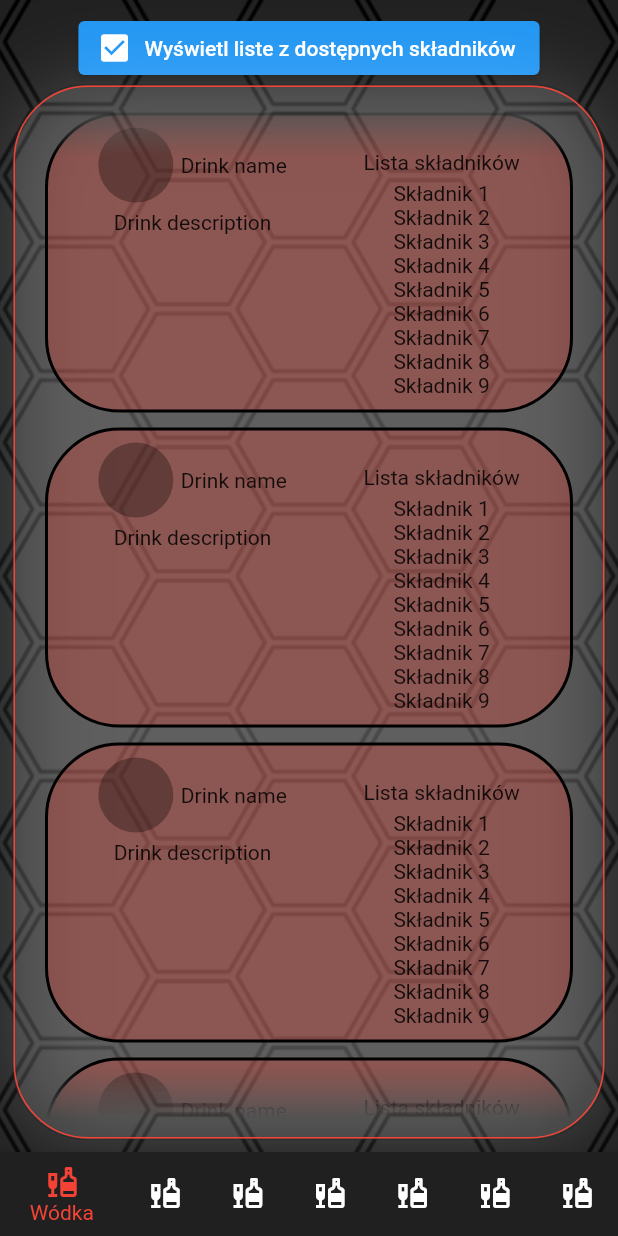
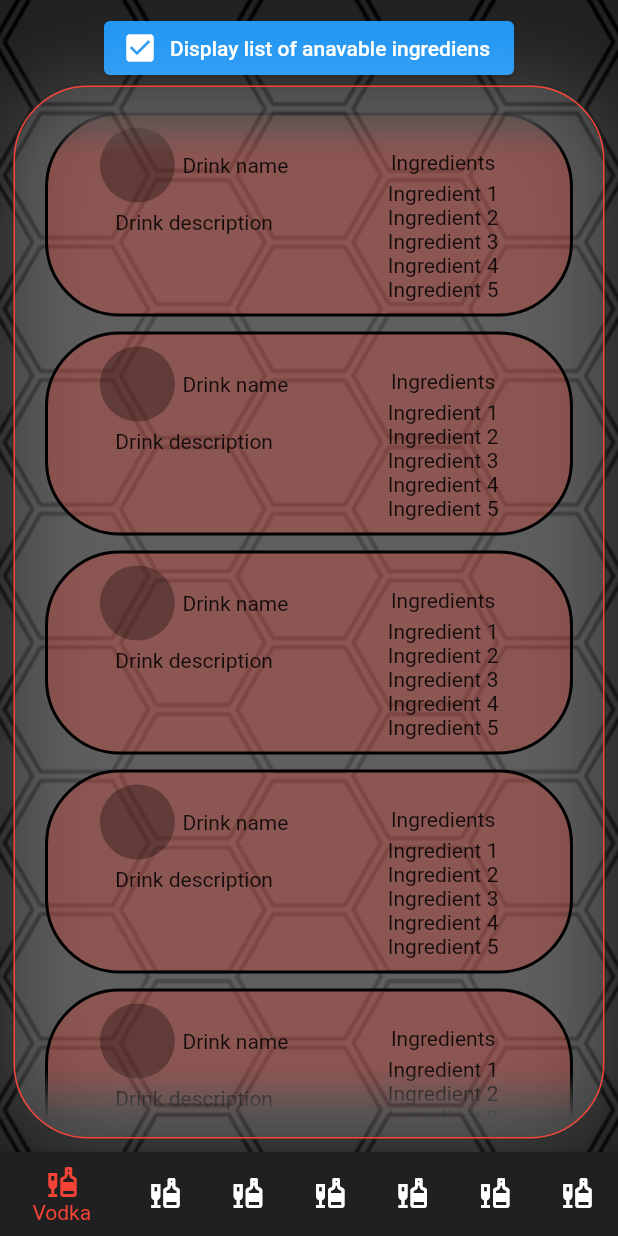
Before and after one commit to dariuszkubica/party_potion, a Flutter app: the screen it shows after launch, after a tap on "COCKTAILS", on a phone screen of 412 x 824 dp. Run offline on Flutter 3.47's test engine with Material 2 defaults, Android fonts, the phone set to English and light mode, and no system bars; our stand-ins replace bloc, cloud_firestore, device_preview, dio, firebase_auth, firebase_core and 1 more; accounts and stored records are empty.

Commit message:
Change app language to English

```diff
--- a/lib/common_widgets/cocktail_windows_small.dart
+++ b/lib/common_widgets/cocktail_windows_small.dart
@@ -57,21 +57,17 @@ class CocktailWindowSmall extends StatelessWidget {
                 Column(
                   children: [
                     const SizedBox(height: 15),
-                    const Text('Lista składników'),
+                    const Text('Ingredients'),
                     const SizedBox(height: 5),
                     SizedBox(
                       width: 100,
                       child: Column(
                         children: const [
-                          Text('Składnik 1'),
-                          Text('Składnik 2'),
-                          Text('Składnik 3'),
-                          Text('Składnik 4'),
-                          Text('Składnik 5'),
-                          Text('Składnik 6'),
-                          Text('Składnik 7'),
-                          Text('Składnik 8'),
-                          Text('Składnik 9'),
+                          Text('Ingredient 1'),
+                          Text('Ingredient 2'),
+                          Text('Ingredient 3'),
+                          Text('Ingredient 4'),
+                          Text('Ingredient 5'),
                         ],
                       ),
                     )
--- a/lib/features/account/about/about_page.dart
+++ b/lib/features/account/about/about_page.dart
@@ -13,7 +13,7 @@ class About extends StatelessWidget {
         mainAxisAlignment: MainAxisAlignment.center,
         children: [
           const Text(
-            'Aplikacja Stworzona przez:',
+            'App created by:',
             style: TextStyle(
               color: Colors.white,
               fontSize: 20,
--- a/lib/features/account/account_page.dart
+++ b/lib/features/account/account_page.dart
@@ -44,7 +44,7 @@ class Account extends StatelessWidget {
                   size: 16,
                 ),
                 label: Text(
-                  'Wyloguj || Zalogowany jako: $user',
+                  'Logout || Logged by: $user',
                   style: const TextStyle(fontSize: 12),
                 ),
                 onPressed: () {
@@ -58,7 +58,7 @@ class Account extends StatelessWidget {
             child: Column(
               children: [
                 AppMainButtonStyle(
-                  text: 'Lista alkoholi',
+                  text: 'Alcohol list',
                   onPressed: () {
                     Navigator.of(context).push(MaterialPageRoute(
                         builder: (_) => const AlcoholsList()));
@@ -68,7 +68,7 @@ class Account extends StatelessWidget {
                 const SizedBox(height: 10), //SPACER
                 //------------------------------------------------------------------------------
                 AppMainButtonStyle(
-                  text: 'Lista znajomych',
+                  text: 'Friends list',
                   onPressed: () {
                     Navigator.of(context)
                         .push(MaterialPageRoute(builder: (_) => FriendsList()));
@@ -78,7 +78,7 @@ class Account extends StatelessWidget {
                 const SizedBox(height: 10), //SPACER
                 //------------------------------------------------------------------------------
                 AppMainButtonStyle(
-                  text: 'Zmiana hasła',
+                  text: 'Change password',
                   onPressed: () {
                     Navigator.of(context).push(MaterialPageRoute(
                         builder: (_) => const ChangePassword()));
@@ -98,7 +98,7 @@ class Account extends StatelessWidget {
             ),
           ),
           AppMainButtonStyle(
-            text: 'O programie',
+            text: 'About',
             onPressed: () {
               Navigator.of(context)
                   .push(MaterialPageRoute(builder: (_) => const About()));
--- a/lib/features/account/alcohol/alcohol_list_page.dart
+++ b/lib/features/account/alcohol/alcohol_list_page.dart
@@ -50,9 +50,9 @@ class _AlcoholsListState extends State<AlcoholsList> {
               tileColor: Colors.white10,
             ),
             CheckboxListTile(
-              title: const Text('Wódka',
+              title: const Text('Vodka',
                   style: TextStyle(fontSize: 20, color: Colors.white)),
-              subtitle: const Text('Wódka',
+              subtitle: const Text('Vodka',
                   style: TextStyle(fontSize: 12, color: Colors.white)),
               secondary: const Icon(
                 Icons.local_drink_sharp,
@@ -134,9 +134,9 @@ class _AlcoholsListState extends State<AlcoholsList> {
               tileColor: Colors.white10,
             ),
             CheckboxListTile(
-              title: const Text('Wino',
+              title: const Text('Vine',
                   style: TextStyle(fontSize: 20, color: Colors.white)),
-              subtitle: const Text('Wino',
+              subtitle: const Text('Vine',
                   style: TextStyle(fontSize: 12, color: Colors.white)),
               secondary: const Icon(
                 Icons.local_drink_sharp,
--- a/lib/features/cocktail/cocktails_page.dart
+++ b/lib/features/cocktail/cocktails_page.dart
@@ -48,7 +48,7 @@ class _CocktailsState extends State<CocktailsPage> {
               ElevatedButton.icon(
                   onPressed: () {},
                   icon: const Icon(Icons.check_box),
-                  label: const Text('Wyświetl liste z dostępnych składników')),
+                  label: const Text('Display list of anavable ingrediens')),
               Expanded(
                 child: Container(
                   decoration: BoxDecoration(
@@ -82,7 +82,7 @@ class _CocktailsState extends State<CocktailsPage> {
         items: const <BottomNavigationBarItem>[
           BottomNavigationBarItem(
             icon: Icon(Icons.liquor),
-            label: 'Wódka',
+            label: 'Vodka',
             backgroundColor: Color(0xFF202020),
           ),
           BottomNavigationBarItem(
@@ -112,7 +112,7 @@ class _CocktailsState extends State<CocktailsPage> {
           ),
           BottomNavigationBarItem(
             icon: Icon(Icons.liquor),
-            label: 'Wino',
+            label: 'Vine',
             backgroundColor: Color(0xFF202020),
           ),
         ],
--- a/lib/features/cocktail/details/cocktail_window_details.dart
+++ b/lib/features/cocktail/details/cocktail_window_details.dart
@@ -88,49 +88,49 @@ class CocktailWindowDetails extends StatelessWidget {
                                       Column(
                                         children: const [
                                           Text(
-                                            'Lista składników:',
+                                            'Ingriedents:',
                                             style: TextStyle(
                                                 color: Colors.red,
                                                 fontSize: 16),
                                           ),
                                           SizedBox(height: 5),
                                           Text(
-                                            'Składnik 1',
+                                            'Ingriedent 1',
                                             style:
                                                 TextStyle(color: Colors.white),
                                           ),
                                           Text(
-                                            'Składnik 2',
+                                            'Ingriedent 2',
                                             style:
                                                 TextStyle(color: Colors.white),
                                           ),
                                           Text(
-                                            'Składnik 3',
+                                            'Ingriedent 3',
                                             style:
                                                 TextStyle(color: Colors.white),
                                           ),
                                           Text(
-                                            'Składnik 4',
+                                            'Ingriedent 4',
                                             style:
                                                 TextStyle(color: Colors.white),
                                           ),
                                           Text(
-                                            'Składnik 5',
+                                            'Ingriedent 5',
                                             style:
                                                 TextStyle(color: Colors.white),
                                           ),
                                           Text(
-                                            'Składnik 6',
+                                            'Ingriedent 6',
                                             style:
                                                 TextStyle(color: Colors.white),
                                           ),
                                           Text(
-                                            'Składnik 7',
+                                            'Ingriedent 7',
                                             style:
                                                 TextStyle(color: Colors.white),
                                           ),
                                           Text(
-                                            'Składnik 8',
+                                            'Ingriedent 8',
                                             style:
                                                 TextStyle(color: Colors.white),
                                           ),
@@ -150,14 +150,14 @@ class CocktailWindowDetails extends StatelessWidget {
                                         child: Column(
                                           children: const [
                                             Text(
-                                              'Sposób przygotowania:',
+                                              'Instruction:',
                                               style: TextStyle(
                                                   color: Colors.red,
                                                   fontSize: 16),
                                             ),
                                             SizedBox(height: 5),
                                             Text(
-                                              'Drink Description Drink Description Drink Description Drink Description Drink Description Drink Description Drink Description Drink Description Drink Description Drink Description Drink Description Drink Description Drink Description Drink Description Drink Description Drink Description Drink Description Drink Description Drink Description Drink Description Drink Description Drink Description Drink Description Drink Description Drink Description Drink Description Drink Description Drink Description Drink Description Drink Description ',
+                                              'Drink Instruction Drink Instruction Drink Instruction Drink Instruction Drink Instruction Drink Instruction Drink Instruction Drink Instruction Drink Instruction Drink Instruction Drink Instruction Drink Instruction Drink Instruction Drink Instruction Drink Instruction Drink Instruction',
                                               style: TextStyle(
                                                   color: Colors.white),
                                             ),
--- a/lib/features/favorites/favorites_page.dart
+++ b/lib/features/favorites/favorites_page.dart
@@ -13,7 +13,7 @@ class Favorites extends StatelessWidget {
         mainAxisAlignment: MainAxisAlignment.center,
         children: const [
           Text(
-            'Widget dostępny po zalogowaniu',
+            'Widget anavable after log in',
             style: TextStyle(
               color: Colors.deepOrange,
               fontSize: 16,
@@ -21,7 +21,7 @@ class Favorites extends StatelessWidget {
           ),
           SizedBox(height: 20),
           Text(
-            'Lista Twoich ulubionych drinków',
+            'List of your favorite cocktails',
             style: TextStyle(
               color: Colors.white,
               fontSize: 20,
--- a/lib/features/order/order_page.dart
+++ b/lib/features/order/order_page.dart
@@ -13,7 +13,7 @@ class Order extends StatelessWidget {
         mainAxisAlignment: MainAxisAlignment.center,
         children: const [
           Text(
-            'Widget dostępny po zalogowaniu',
+            'Widget anavable after log in',
             style: TextStyle(
               color: Colors.deepOrange,
               fontSize: 16,
@@ -21,7 +21,7 @@ class Order extends StatelessWidget {
           ),
           SizedBox(height: 20),
           Text(
-            'Lista drinków wybranych przez znajomych które mam przygotować',
+            'List of cocktail to prepare ordered by your friends',
             style: TextStyle(
               color: Colors.white,
               fontSize: 20,
```
Also changed, not shown: lib/features/account/friends/add_friend.dart (+4 -4 lines), lib/features/account/friends/friends_list_page.dart (+4 -4 lines), lib/features/account/login_page.dart (+4 -6 lines), lib/features/account/password/password_change_page.dart (+5 -5 lines).
